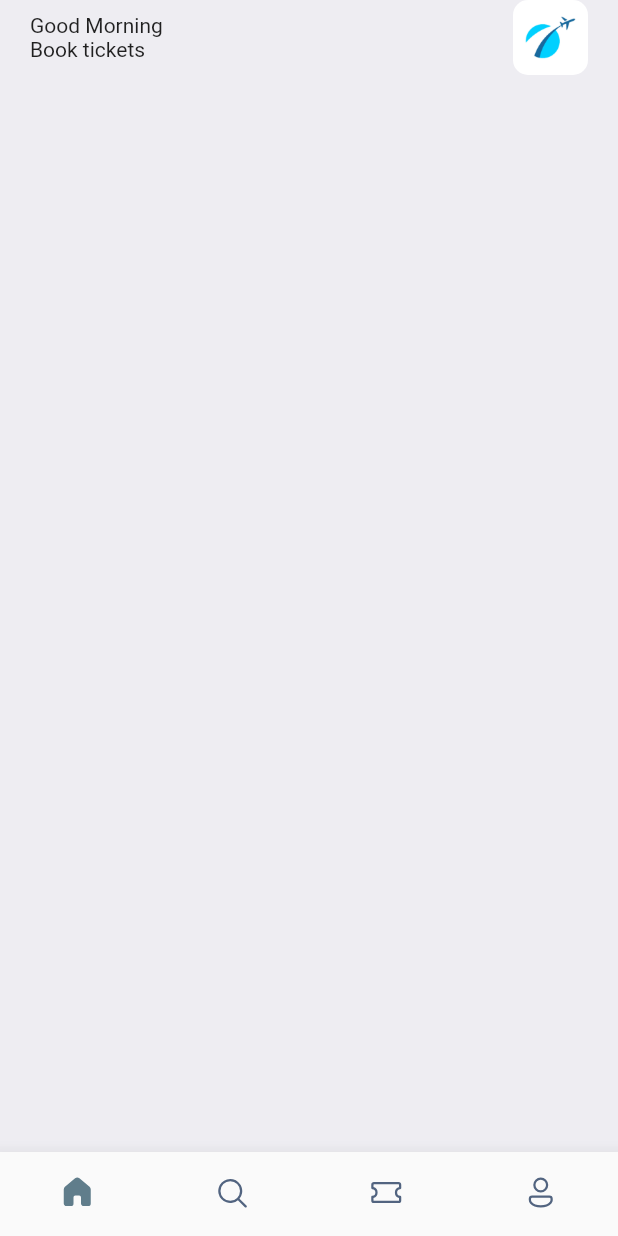
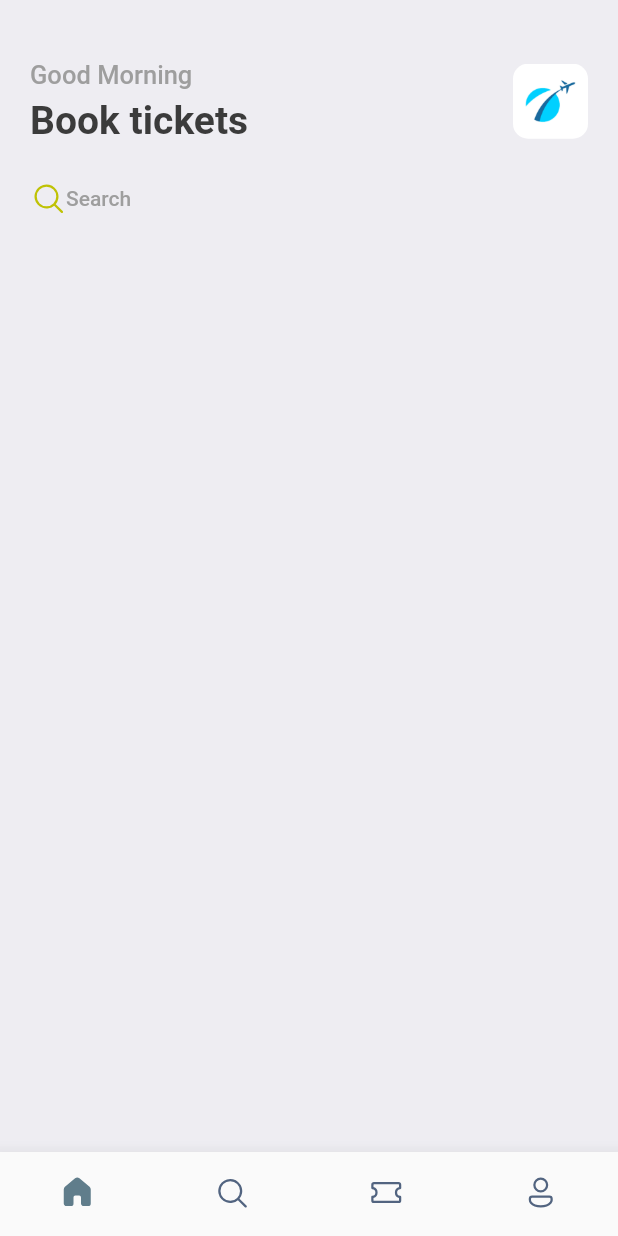
Before and after one commit to ViorelsS/BookingApp, a Flutter app: the screen it shows after launch, on a phone screen of 412 x 824 dp. Run offline on Flutter 3.47's test engine with Material 2 defaults, Android fonts, the phone set to English and light mode, and no system bars; our stand-ins replace fluentui_icons, gap.

Commit message:
Added searchbar

```diff
--- a/lib/main.dart
+++ b/lib/main.dart
@@ -1,4 +1,5 @@
 import 'package:booktickets/screens/bottom_bar.dart';
+import 'package:booktickets/utils/app_styles.dart';
 import 'package:flutter/material.dart';
 
 void main() {
@@ -15,7 +16,7 @@ class MyApp extends StatelessWidget {
       debugShowCheckedModeBanner: false,
       title: 'Flutter Demo',
       theme: ThemeData(
-        primarySwatch: Colors.green,
+        primaryColor: primary,
       ),
       home: const BottomBar(), //First screen we see
     );
--- a/lib/screens/home_screen.dart
+++ b/lib/screens/home_screen.dart
@@ -1,7 +1,11 @@
+import 'package:fluentui_icons/fluentui_icons.dart';
 import 'package:flutter/cupertino.dart';
 import 'package:flutter/material.dart';
 import 'package:flutter/src/widgets/container.dart';
 import 'package:flutter/src/widgets/framework.dart';
+import 'package:gap/gap.dart';
+
+import '../utils/app_styles.dart';
 
 class HomeScreen extends StatelessWidget {
   const HomeScreen({super.key});
@@ -9,21 +13,29 @@ class HomeScreen extends StatelessWidget {
   @override
   Widget build(BuildContext context) {
     return Scaffold(
-      backgroundColor: const Color(0xFFeeedf2),
+      backgroundColor: Styles.bgColor,
       body: ListView(
         children: [
           Container(
             padding: const EdgeInsets.symmetric(horizontal: 20),
             child: Column(
               children: [
+                const Gap(40),
                 Row(
                   mainAxisAlignment: MainAxisAlignment.spaceBetween,
                   children: [
                     Column(
                       crossAxisAlignment: CrossAxisAlignment.start,
-                      children: const [
-                        Text("Good Morning"),
-                        Text("Book tickets"),
+                      children: [
+                        Text(
+                          "Good Morning",
+                          style: Styles.headLineStyle3,
+                        ),
+                        const Gap(5),
+                        Text(
+                          "Book tickets",
+                          style: Styles.headLineStyle,
+                        ),
                       ],
                     ),
                     Container(
@@ -39,6 +51,17 @@ class HomeScreen extends StatelessWidget {
                     )
                   ],
                 ),
+                const Gap(25),
+                Row(
+                  children: [
+                    const Icon(FluentSystemIcons.ic_fluent_search_regular,
+                        color: Color(0xFFBFC205)),
+                    Text(
+                      "Search",
+                      style: Styles.headLineStyle4,
+                    )
+                  ],
+                ),
               ],
             ),
           )
--- /dev/null
+++ b/lib/utils/app_styles.dart
@@ -0,0 +1,20 @@
+import 'package:flutter/material.dart';
+
+Color primary = const Color(0xFF687daf);
+
+class Styles {
+  static Color primaryColor = primary;
+  static Color textColor = const Color(0xFF3b3b3b);
+  static Color bgColor = const Color(0xFFeeedf2);
+  static Color orangeColor = const Color(0xFF526799);
+  static TextStyle textStyle =
+      TextStyle(fontSize: 16, color: textColor, fontWeight: FontWeight.w500);
+  static TextStyle headLineStyle =
+      TextStyle(fontSize: 26, color: textColor, fontWeight: FontWeight.bold);
+  static TextStyle headLineStyle2 =
+      TextStyle(fontSize: 21, color: textColor, fontWeight: FontWeight.bold);
+  static TextStyle headLineStyle3 = TextStyle(
+      fontSize: 17, color: Colors.grey.shade500, fontWeight: FontWeight.w500);
+  static TextStyle headLineStyle4 = TextStyle(
+      fontSize: 14, color: Colors.grey.shade500, fontWeight: FontWeight.w500);
+}
--- a/pubspec.yaml
+++ b/pubspec.yaml
@@ -36,6 +36,7 @@ dependencies:
     # Use with the CupertinoIcons class for iOS style icons.
     cupertino_icons: ^1.0.2
     fluentui_icons: ^1.0.0
+    gap: ^2.0.0
 
 dev_dependencies:
     flutter_test:
```
Also changed, not shown: pubspec.lock.
